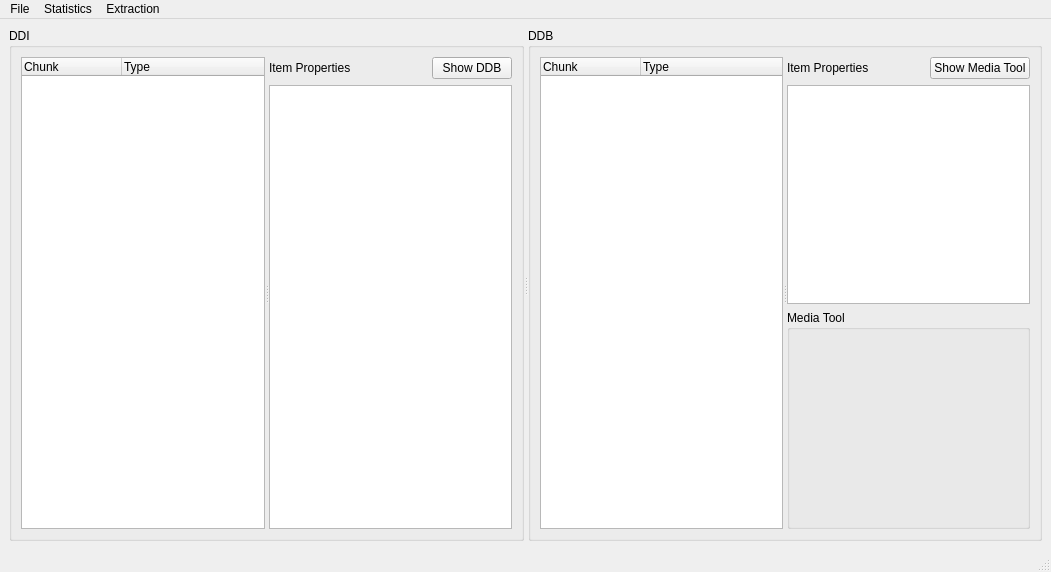
Before: the Qt Designer form ui/mainwindow.ui in RigoLigoRLC/ddiview, drawn with Qt 5.
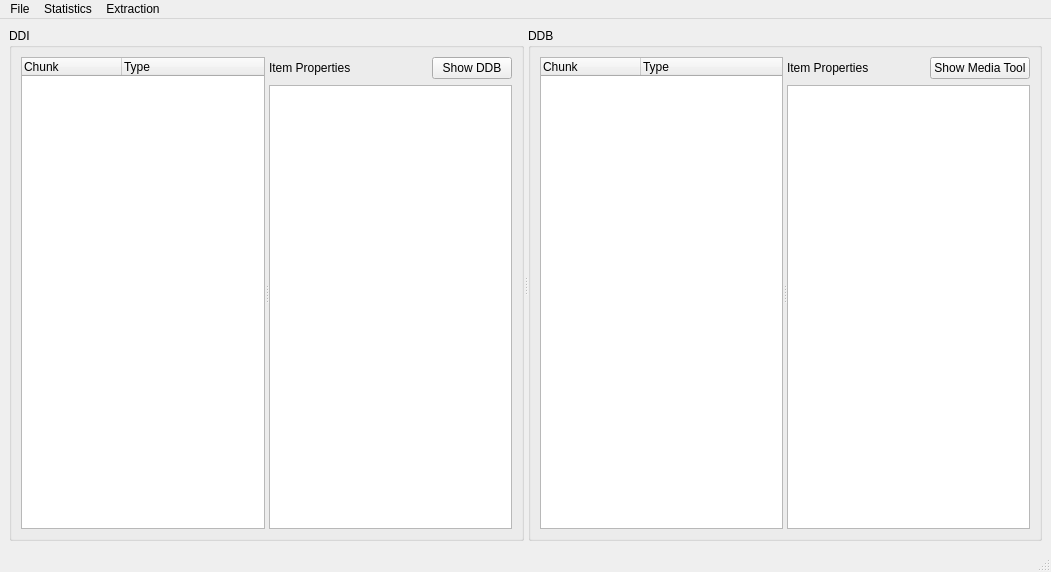
After: the same form once the commit is applied.

Commit message: Remove mediatool from mainwindow itself

What changed in the file:
```diff
--- a/ui/mainwindow.ui
+++ b/ui/mainwindow.ui
@@ -193,24 +193,6 @@
               </property>
              </widget>
             </item>
-            <item>
-             <widget class="QGroupBox" name="grpMediaTool">
-              <property name="title">
-               <string>Media Tool</string>
-              </property>
-              <layout class="QVBoxLayout" name="verticalLayout_4">
-               <item>
-                <widget class="QStackedWidget" name="stackedWidget">
-                 <property name="currentIndex">
-                  <number>0</number>
-                 </property>
-                 <widget class="QWidget" name="synthesis"/>
-                 <widget class="QWidget" name="playback"/>
-                </widget>
-               </item>
-              </layout>
-             </widget>
-            </item>
            </layout>
           </widget>
          </widget>
```
The commit also changes 1 other file.
